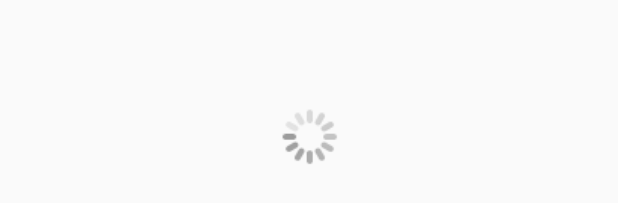
After one commit to lsc1996/GitAndroid, an Android app: the layout handler1.xml on its own in the app's theme, with its tools: preview values and no code run, on a phone screen of 412 x 824 dp. The commit adds this screen. Shown: the part 482-685 px from the top of the screen. Run offline under Robolectric (Android 15) with nearby library versions, the phone set to English and light mode, and no system bars.

Commit message:
updata e

```diff
--- a/app/src/main/AndroidManifest.xml
+++ b/app/src/main/AndroidManifest.xml
@@ -26,6 +26,10 @@
             <!--<action android:name="com.example.activitytest.ACTION_START"/>-->
             <!--<category android:name="android.intent.category.DEFAULT"/>-->
         </activity>
+        <activity android:name=".handler.Handler1"></activity>
+
+
+
     </application>
 
 </manifest>
--- /dev/null
+++ b/app/src/main/res/layout/handler1.xml
@@ -0,0 +1,21 @@
+<?xml version="1.0" encoding="utf-8"?>
+<RelativeLayout xmlns:android="http://schemas.android.com/apk/res/android"
+    xmlns:tools="http://schemas.android.com/tools"
+    android:orientation="vertical"
+    android:layout_width="match_parent"
+    android:layout_height="match_parent"
+    android:gravity="center"
+    android:id="@+id/RelativeLayout1"
+    tools:context=".handler.Handler1">
+
+    <ImageView
+        android:id="@+id/imgchange"
+        android:layout_width="wrap_content"
+        android:layout_height="wrap_content"
+        android:layout_alignParentLeft="true"
+        android:layout_alignParentTop="true"
+        android:src="@mipmap/loading_01"
+        />
+
+
+</RelativeLayout>
```
Also changed, not shown: app/src/main/java/com/example/gitandroid/MainActivity.java (+8 -0 lines), app/src/main/java/com/example/gitandroid/handler/Handler1.java (added, +49 -0 lines).
